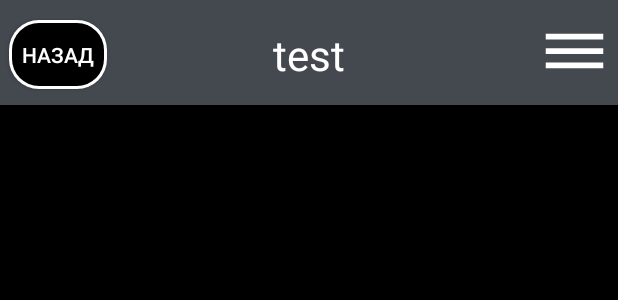
After one commit to Georgesender/subproject, an Android app: the layout kt_setups.xml on its own in the app's theme, with its tools: preview values and no code run, on a phone screen of 412 x 824 dp. The commit adds this screen. Shown: the top 300 px of the screen. Run offline under Robolectric (Android 15) with nearby library versions, the phone set to English and light mode, and no system bars.

Commit message:
Доданий Setups, готовий його вигляд

```diff
--- a/app/src/main/AndroidManifest.xml
+++ b/app/src/main/AndroidManifest.xml
@@ -22,6 +22,7 @@
     <activity android:theme="@style/AppTheme" android:name="com.example.sgb.ActBikeGarage" android:exported="true"/>
     <activity android:theme="@style/AppTheme" android:name="com.example.sgb.ActBikeGeometry" android:exported="true"/>
         <activity android:theme="@style/AppTheme" android:name="com.example.sgb.ActComponentsGeometry" android:exported="true"/>
+        <activity android:theme="@style/AppTheme" android:name="com.example.sgb.ActSetups" android:exported="true"/>
     </application>
 
 </manifest>
--- a/app/src/main/java/com/example/sgb/ActBikeGeometry.kt
+++ b/app/src/main/java/com/example/sgb/ActBikeGeometry.kt
@@ -47,7 +47,6 @@ class ActBikeGeometry : AppCompatActivity() {
         val selectedBikeId = sharedPreferences.getInt("selected_bike_id", -1)
 
         backButton.setOnClickListener {
-            if (selectedBikeId != -1) {
                 val intent = Intent(this@ActBikeGeometry, ActBikeGarage::class.java)
                 intent.putExtra("bike_id", selectedBikeId)
                 val options = ActivityOptionsCompat.makeCustomAnimation(
@@ -55,7 +54,6 @@ class ActBikeGeometry : AppCompatActivity() {
                 )
                 startActivity(intent, options.toBundle())
                 finish()
-            }
         }
 
 
--- /dev/null
+++ b/app/src/main/res/drawable/img_burger.xml
@@ -0,0 +1,5 @@
+<vector xmlns:android="http://schemas.android.com/apk/res/android" android:height="24dp" android:tint="#FFFFFF" android:viewportHeight="24" android:viewportWidth="24" android:width="24dp">
+
+    <path android:fillColor="@android:color/white" android:pathData="M2,15.5v2h20v-2L2,15.5zM2,10.5v2h20v-2L2,10.5zM2,5.5v2h20v-2L2,5.5z"/>
+
+</vector>
--- a/app/src/main/res/layout/kt_bikegarage_active.xml
+++ b/app/src/main/res/layout/kt_bikegarage_active.xml
@@ -173,6 +173,7 @@
                     android:layout_marginTop="15dp">
                     <include
                         android:id="@+id/setups"
+                        android:layout_marginStart="10dp"
                         android:layout_width="185dp"
                         android:layout_height="205dp"
                         layout="@layout/inc_setups_button"/>
--- /dev/null
+++ b/app/src/main/res/layout/kt_setups.xml
@@ -0,0 +1,66 @@
+<?xml version="1.0" encoding="utf-8"?>
+<androidx.constraintlayout.widget.ConstraintLayout
+    xmlns:android="http://schemas.android.com/apk/res/android"
+    xmlns:app="http://schemas.android.com/apk/res-auto"
+    xmlns:tools="http://schemas.android.com/tools"
+    android:layout_width="match_parent"
+    android:layout_height="match_parent"
+    android:background="@color/black">
+
+    <FrameLayout
+        android:id="@+id/bike_name_container"
+        android:background="@drawable/bg_grey_square"
+        android:layout_width="match_parent"
+        android:layout_height="70dp"
+        app:layout_constraintEnd_toEndOf="parent"
+        app:layout_constraintStart_toStartOf="parent"
+        app:layout_constraintTop_toTopOf="parent">
+
+        <Button
+            android:id="@+id/back"
+            android:layout_width="65dp"
+            android:layout_height="46dp"
+            android:layout_gravity="start|center_vertical"
+            android:layout_marginStart="6dp"
+            android:layout_marginTop="1dp"
+            android:background="@drawable/kt_textviews_basic"
+            android:text="@string/go_back"
+            android:textColor="@color/white"
+            android:textSize="14sp"
+            tools:ignore="TouchTargetSizeCheck,TextSizeCheck" />
+
+        <TextView
+            android:id="@+id/bike_name"
+            android:layout_width="wrap_content"
+            android:layout_height="wrap_content"
+            android:layout_gravity="center"
+            android:layout_marginTop="1dp"
+            android:text="test"
+            android:textColor="@color/white"
+            android:textSize="28sp"
+            tools:ignore="HardcodedText" />
+
+        <Button
+            android:id="@+id/burger_menu"
+            android:layout_width="46dp"
+            android:layout_height="46dp"
+            android:layout_gravity="end|center_vertical"
+            android:layout_marginEnd="6dp"
+            android:background="@drawable/img_burger"
+            android:contentDescription="@string/_1"
+            tools:ignore="TouchTargetSizeCheck" />
+
+    </FrameLayout>
+
+    <androidx.constraintlayout.widget.ConstraintLayout
+        android:id="@+id/setups"
+        android:layout_width="match_parent"
+        android:layout_height="0dp"
+        android:background="@color/black"
+        app:layout_constraintTop_toBottomOf="@id/bike_name_container"
+        app:layout_constraintBottom_toBottomOf="parent"
+        app:layout_constraintStart_toStartOf="parent"
+        app:layout_constraintEnd_toEndOf="parent">
+    </androidx.constraintlayout.widget.ConstraintLayout>
+
+</androidx.constraintlayout.widget.ConstraintLayout>
--- a/app/src/main/res/layout/s_spinner.xml
+++ b/app/src/main/res/layout/s_spinner.xml
@@ -3,6 +3,5 @@
     android:textSize="24sp"
     android:textColor="@color/white"
     android:gravity="center"
-    android:background="@drawable/kt_textviews_basic"
-    android:layout_width="match_parent"
+    android:background="@drawable/kt_textviews_basic"    android:layout_width="match_parent"
     android:layout_height="50dp"/>
--- a/app/src/main/res/values/strings.xml
+++ b/app/src/main/res/values/strings.xml
@@ -64,6 +64,10 @@
     <string name="size_with_mm">%1$s mm</string>
     <string name="todo">TODO</string>
     <string name="Setups">Сетапи</string>
+    <array name="spinner_setups">
+        <item>Додати сетап</item>
+        <item>Видалити сетап</item>
+    </array>
 
 
 </resources>
```
Also changed, not shown: app/src/main/java/com/example/sgb/ActBikeGarage.kt (+10 -0 lines), app/src/main/java/com/example/sgb/ActSetups.kt (added, +76 -0 lines), app/src/main/res/values/styles.xml (+15 -0 lines).
